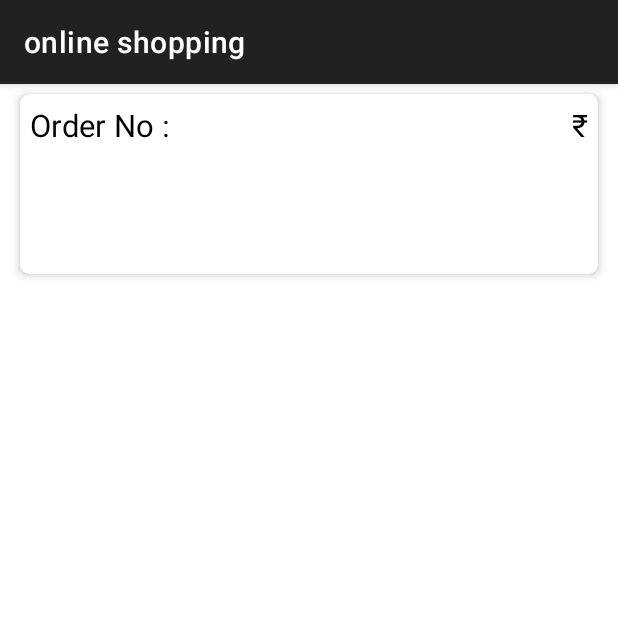
After one commit to srushtichaudhary33/online_shopping, an Android app: the OrderDetailActivity screen opened directly, with no data from a screen before it, on a phone screen of 412 x 824 dp, the top half of it. The commit adds this screen. Run offline under Robolectric (Android 15) with nearby library versions, the phone set to English and light mode, and no system bars; our stand-ins replace sdp/ssp sizes.

Commit message:
orderdetail

```diff
--- a/app/src/main/AndroidManifest.xml
+++ b/app/src/main/AndroidManifest.xml
@@ -15,6 +15,12 @@
         android:theme="@style/Theme.OnlineShopping"
         android:usesCleartextTraffic="true"
         tools:targetApi="31">
+        <activity
+            android:name=".OrderDetailActivity"
+            android:exported="false" />
+        <activity
+            android:name=".MyOrderActivity"
+            android:exported="false" />
         <activity
             android:name=".CheckoutActivity"
             android:exported="false" />
--- a/app/src/main/java/com/example/onlineshopping/ForgotpasswordActivity.java
+++ b/app/src/main/java/com/example/onlineshopping/ForgotpasswordActivity.java
@@ -27,7 +27,7 @@ public class ForgotpasswordActivity extends AppCompatActivity {
         super.onCreate(savedInstanceState);
         setContentView(R.layout.activity_forgotpassword);
 
-        db = openOrCreateDatabase("AndroidASOIT.db", MODE_PRIVATE, null);
+        db = openOrCreateDatabase("AndroidOnlineShopping.db", MODE_PRIVATE, null);
         String tableQuery = "CREATE TABLE IF NOT EXISTS USERS(USERID INTEGER PRIMARY KEY AUTOINCREMENT, NAME VARCHAR(50), EMAIL VARCHAR(50), CONTACT BIGINT(10), PASSWORD VARCHAR(20))";
         db.execSQL(tableQuery);
 
--- /dev/null
+++ b/app/src/main/java/com/example/onlineshopping/OrderDetailActivity.java
@@ -0,0 +1,101 @@
+package com.example.onlineshopping;
+
+import android.content.SharedPreferences;
+import android.database.Cursor;
+import android.database.sqlite.SQLiteDatabase;
+import android.os.Bundle;
+import android.widget.TextView;
+
+import androidx.appcompat.app.AppCompatActivity;
+import androidx.recyclerview.widget.DefaultItemAnimator;
+import androidx.recyclerview.widget.LinearLayoutManager;
+import androidx.recyclerview.widget.RecyclerView;
+
+import java.util.ArrayList;
+
+public class OrderDetailActivity extends AppCompatActivity {
+
+    TextView orderNo,price,address,paymentType;
+    RecyclerView recyclerView;
+    SQLiteDatabase db;
+    SharedPreferences sp;
+
+    ArrayList<CartList> arrayList;
+
+    @Override
+    protected void onCreate(Bundle savedInstanceState) {
+        super.onCreate(savedInstanceState);
+        setContentView(R.layout.activity_order_detail);
+
+        db = openOrCreateDatabase("AndroidInternshipJune.db",MODE_PRIVATE,null);
+        String tableQuery = "CREATE TABLE IF NOT EXISTS USERS(USERID INTEGER PRIMARY KEY AUTOINCREMENT,NAME VARCHAR(50),EMAIL VARCHAR(50),CONTACT BIGINT(10),PASSWORD VARCHAR(20))";
+        db.execSQL(tableQuery);
+
+        String categoryQuery = "CREATE TABLE IF NOT EXISTS CATEGORY(CATEGORYID INTEGER PRIMARY KEY AUTOINCREMENT,NAME VARCHAR(50),IMAGE VARCHAR(100))";
+        db.execSQL(categoryQuery);
+
+        String subCategoryQuery = "CREATE TABLE IF NOT EXISTS SUBCATEGORY(SUBCATEGORYID INTEGER PRIMARY KEY AUTOINCREMENT,CATEGORYID VARCHAR(10),NAME VARCHAR(50),IMAGE VARCHAR(100))";
+        db.execSQL(subCategoryQuery);
+
+        String productQuery = "CREATE TABLE IF NOT EXISTS PRODUCT(PRODUCTID INTEGER PRIMARY KEY AUTOINCREMENT,SUBCATEGORYID VARCHAR(10),NAME VARCHAR(50),PRICE VARCHAR(20),IMAGE VARCHAR(100),DESCRIPTION TEXT)";
+        db.execSQL(productQuery);
+
+        String wishlistQuery = "CREATE TABLE IF NOT EXISTS WISHLIST(WISHLISTID INTEGER PRIMARY KEY AUTOINCREMENT,USERID INTEGER(10),PRODUCTID INTEGER(10))";
+        db.execSQL(wishlistQuery);
+
+        String cartQuery = "CREATE TABLE IF NOT EXISTS CART(CARTID INTEGER PRIMARY KEY AUTOINCREMENT,ORDERID INTEGER(10),USERID INTEGER(10),PRODUCTID INTEGER(10),QTY INTEGER(3),PRICE VARCHAR(10),TOTALPRICE VARCHAR(10))";
+        db.execSQL(cartQuery);
+
+        String orderQuery = "CREATE TABLE IF NOT EXISTS TBL_ORDER(ORDERID INTEGER PRIMARY KEY AUTOINCREMENT,USERID INTEGER(10),NAME VARCHAR(100),CONTACT BIGINT(10),EMAIL VARCHAR(100),ADDRESS TEXT,CITY VARCHAR(50),PAYMENTTYPE VARCHAR(50),TRANSACTIONID VARCHAR(50),AMOUNT VARCHAR(20))";
+        db.execSQL(orderQuery);
+
+        sp = getSharedPreferences(ConstantSp.PREF,MODE_PRIVATE);
+
+        orderNo = findViewById(R.id.order_detail_no);
+        price = findViewById(R.id.order_detail_amount);
+        address = findViewById(R.id.order_detail_address);
+        paymentType = findViewById(R.id.order_detail_payment_type);
+
+        orderNo.setText("Order No : "+sp.getString(ConstantSp.ORDERID,""));
+        price.setText(ConstantSp.PRICE_SYMBOL+sp.getString(ConstantSp.ORDER_PRICE,""));
+        address.setText(sp.getString(ConstantSp.ORDER_ADDRESS,"")+"\n"+sp.getString(ConstantSp.ORDER_CITY,""));
+        if(sp.getString(ConstantSp.ORDER_TRANSACTION_ID,"").equalsIgnoreCase("")){
+            paymentType.setText(sp.getString(ConstantSp.ORDER_PAYMENT_TYPE,""));
+        }
+        else{
+            paymentType.setText(sp.getString(ConstantSp.ORDER_PAYMENT_TYPE,"")+" ("+sp.getString(ConstantSp.ORDER_TRANSACTION_ID,"")+")");
+        }
+
+        recyclerView = findViewById(R.id.order_detail_products);
+        recyclerView.setLayoutManager(new LinearLayoutManager(OrderDetailActivity.this));
+        recyclerView.setItemAnimator(new DefaultItemAnimator());
+
+        String selectQuery = "SELECT * FROM CART WHERE ORDERID='"+sp.getString(ConstantSp.ORDERID,"")+"'";
+        Cursor cursor = db.rawQuery(selectQuery,null);
+        if(cursor.getCount()>0){
+            arrayList = new ArrayList<>();
+            while (cursor.moveToNext()){
+                CartList list = new CartList();
+                list.setCartId(cursor.getString(0));
+                list.setQty(Integer.parseInt(cursor.getString(4)));
+                list.setTotalprice(Integer.parseInt(cursor.getString(6)));
+                String productSelectQuery = "SELECT * FROM PRODUCT WHERE PRODUCTID='"+cursor.getString(3)+"'";
+                Cursor proCursor = db.rawQuery(productSelectQuery,null);
+                if(proCursor.getCount()>0){
+                    while (proCursor.moveToNext()) {
+                        list.setProductId(proCursor.getString(0));
+                        list.setSubCatId(proCursor.getString(1));
+                        list.setName(proCursor.getString(2));
+                        list.setPrice(proCursor.getString(3));
+                        list.setImage(Integer.parseInt(proCursor.getString(4)));
+                        list.setDesc(proCursor.getString(5));
+                    }
+                }
+                arrayList.add(list);
+            }
+            OrderDetailAdapter adapter = new OrderDetailAdapter(OrderDetailActivity.this,arrayList);
+            recyclerView.setAdapter(adapter);
+        }
+
+    }
+}
--- a/app/src/main/java/com/example/onlineshopping/ProfileActivity.java
+++ b/app/src/main/java/com/example/onlineshopping/ProfileActivity.java
@@ -35,7 +35,7 @@ public class ProfileActivity extends AppCompatActivity {
 
         sp = getSharedPreferences(ConstantSp.PREF,MODE_PRIVATE);
 
-        db = openOrCreateDatabase("AndroidASOIT.db", MODE_PRIVATE, null);
+        db = openOrCreateDatabase("AndroidOnlineShopping.db", MODE_PRIVATE, null);
         String tableQuery = "CREATE TABLE IF NOT EXISTS USERS(USERID INTEGER PRIMARY KEY AUTOINCREMENT, NAME VARCHAR(50), EMAIL VARCHAR(50), CONTACT BIGINT(10), PASSWORD VARCHAR(20))";
         db.execSQL(tableQuery);
 
--- a/app/src/main/res/layout/activity_dashboard.xml
+++ b/app/src/main/res/layout/activity_dashboard.xml
@@ -35,6 +35,12 @@
         style="@style/button_16"/>
 
     <Button
+        android:id="@+id/dashboard_orders"
+        android:text="My Orders"
+        android:layout_marginTop="@dimen/_10sdp"
+        style="@style/button_16"/>
+
+    <Button
         android:id="@+id/dashboard_profile"
         android:text="Profile"
         android:layout_marginTop="@dimen/_10sdp"
--- /dev/null
+++ b/app/src/main/res/layout/activity_order_detail.xml
@@ -0,0 +1,60 @@
+<?xml version="1.0" encoding="utf-8"?>
+<LinearLayout xmlns:android="http://schemas.android.com/apk/res/android"
+    xmlns:app="http://schemas.android.com/apk/res-auto"
+    xmlns:tools="http://schemas.android.com/tools"
+    android:layout_width="match_parent"
+    android:layout_height="match_parent"
+    android:orientation="vertical"
+    tools:context=".OrderDetailActivity">
+
+    <androidx.cardview.widget.CardView
+        android:layout_width="match_parent"
+        android:layout_height="wrap_content"
+        android:layout_marginHorizontal="@dimen/_10sdp"
+        android:layout_marginVertical="@dimen/_5sdp"
+        app:cardCornerRadius="@dimen/_5sdp"
+        app:cardElevation="@dimen/_3sdp">
+
+        <LinearLayout
+            android:layout_width="match_parent"
+            android:layout_height="wrap_content"
+            android:orientation="vertical"
+            android:padding="@dimen/_5sdp">
+
+            <LinearLayout
+                android:layout_width="match_parent"
+                android:layout_height="wrap_content">
+
+                <TextView
+                    android:id="@+id/order_detail_no"
+                    style="@style/text_16_match"
+                    android:layout_weight="1" />
+
+                <TextView
+                    android:id="@+id/order_detail_amount"
+                    style="@style/text_16_match"
+                    android:layout_weight="1"
+                    android:gravity="end" />
+
+            </LinearLayout>
+
+            <TextView
+                android:id="@+id/order_detail_address"
+                style="@style/text_14"
+                android:layout_marginTop="@dimen/_3sdp" />
+
+            <TextView
+                android:id="@+id/order_detail_payment_type"
+                style="@style/text_14"
+                android:layout_marginTop="@dimen/_3sdp" />
+
+        </LinearLayout>
+
+    </androidx.cardview.widget.CardView>
+
+    <androidx.recyclerview.widget.RecyclerView
+        android:id="@+id/order_detail_products"
+        android:layout_width="match_parent"
+        android:layout_height="wrap_content"/>
+
+</LinearLayout>
```
Also changed, not shown: app/src/main/java/com/example/onlineshopping/ConstantSp.java (+7 -0 lines), app/src/main/java/com/example/onlineshopping/DashboardActivity.java (+10 -1 lines), app/src/main/java/com/example/onlineshopping/MyOrderActivity.java (added, +79 -0 lines), app/src/main/java/com/example/onlineshopping/MyOrderAdapter.java (added, +82 -0 lines), app/src/main/java/com/example/onlineshopping/OrderDetailAdapter.java (added, +75 -0 lines), app/src/main/java/com/example/onlineshopping/OrderList.java (added, +54 -0 lines), app/src/main/java/com/example/onlineshopping/SubCategoryActivity.java (+25 -37 lines), app/src/main/res/layout/activity_my_order.xml (added, +15 -0 lines), app/src/main/res/layout/custom_my_order.xml (added, +46 -0 lines), app/src/main/res/layout/custom_order_detail.xml (added, +42 -0 lines).
